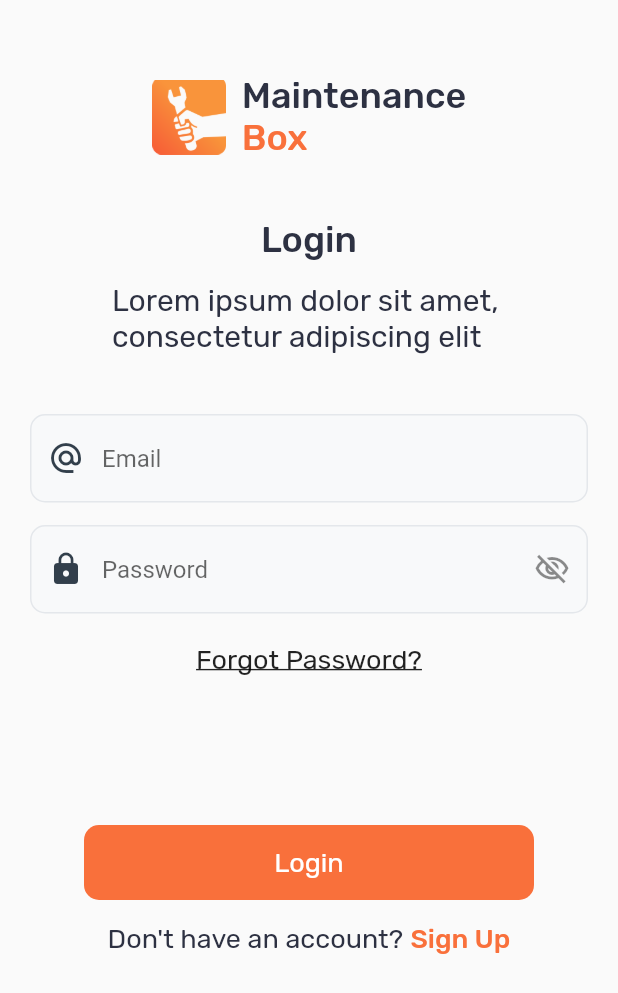
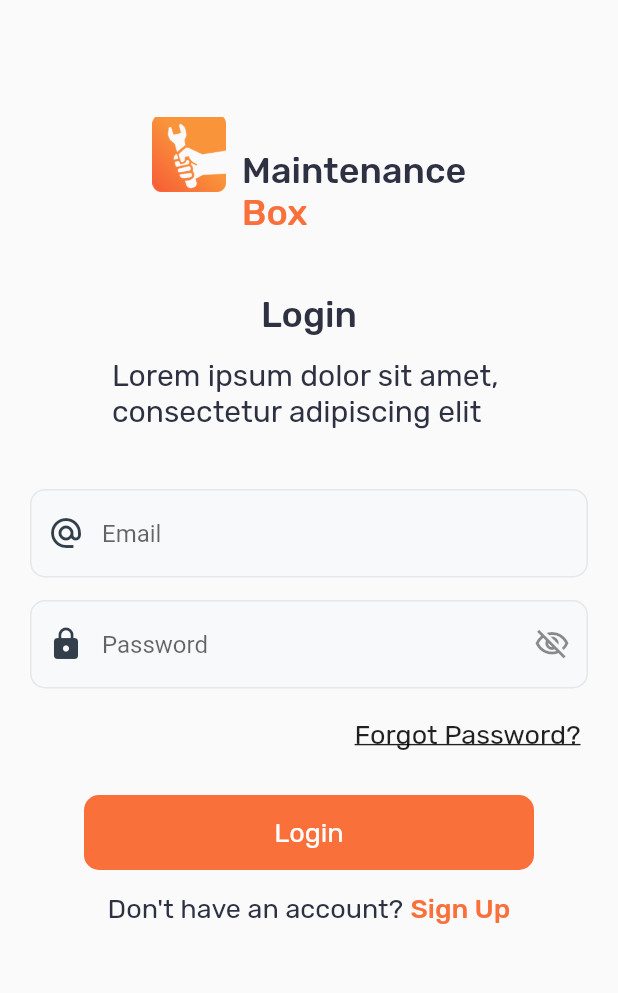
Before and after one commit to ehteshamawan1/m-box-login-ui-main, a Flutter app: the screen it shows after launch, on a phone screen of 412 x 824 dp. Shown: the top 993 px of the screen. Run offline on Flutter 3.47's test engine with Material 2 defaults, Android fonts, the phone set to English and light mode, and no system bars.

```diff
--- a/lib/homescreen.dart
+++ b/lib/homescreen.dart
@@ -13,6 +13,7 @@ class _HomeScreenState extends State<HomeScreen> {
     return Scaffold(
       body: SafeArea(
         child: Column(
+          crossAxisAlignment: CrossAxisAlignment.end,
           children: [
             const SizedBox(
               height: 50,
@@ -32,6 +33,9 @@ class _HomeScreenState extends State<HomeScreen> {
                 Column(
                   crossAxisAlignment: CrossAxisAlignment.start,
                   children: [
+                    SizedBox(
+                      height: 50,
+                    ),
                     Text(
                       'Maintenance',
                       style: TextStyle(
@@ -129,7 +133,9 @@ class _HomeScreenState extends State<HomeScreen> {
             const SizedBox(
               height: 20,
             ),
-            const Text(
+            const Padding(
+              padding: EdgeInsets.only(right: 25),
+              child: Text(
                 'Forgot Password?',
                 style: TextStyle(
                   fontSize: 18,
@@ -137,10 +143,12 @@ class _HomeScreenState extends State<HomeScreen> {
                   decoration: TextDecoration.underline,
                 ),
               ),
+            ),
             const SizedBox(
-              height: 100,
+              height: 30,
             ),
-            Container(
+            Center(
+              child: Container(
                 height: 50,
                 width: 300,
                 decoration: BoxDecoration(
@@ -153,6 +161,7 @@ class _HomeScreenState extends State<HomeScreen> {
                         fontSize: 18,
                         fontFamily: 'Rubik Regular',
                         color: Colors.white),
+                  ),
                 ),
               ),
             ),
```
Lines whose indentation alone changed are shown as unchanged.
